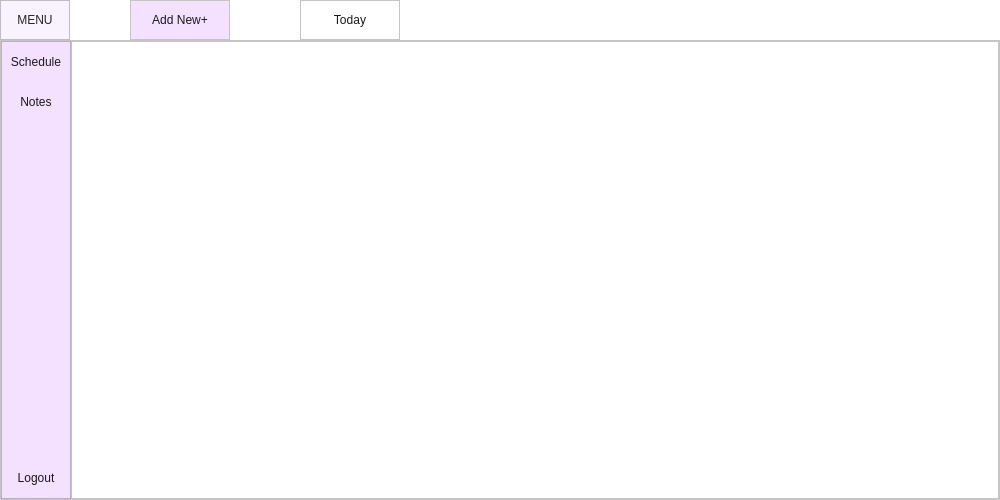
Qt form ui_mainwindow.ui (ANfoster2/RMNDR) before a commit.
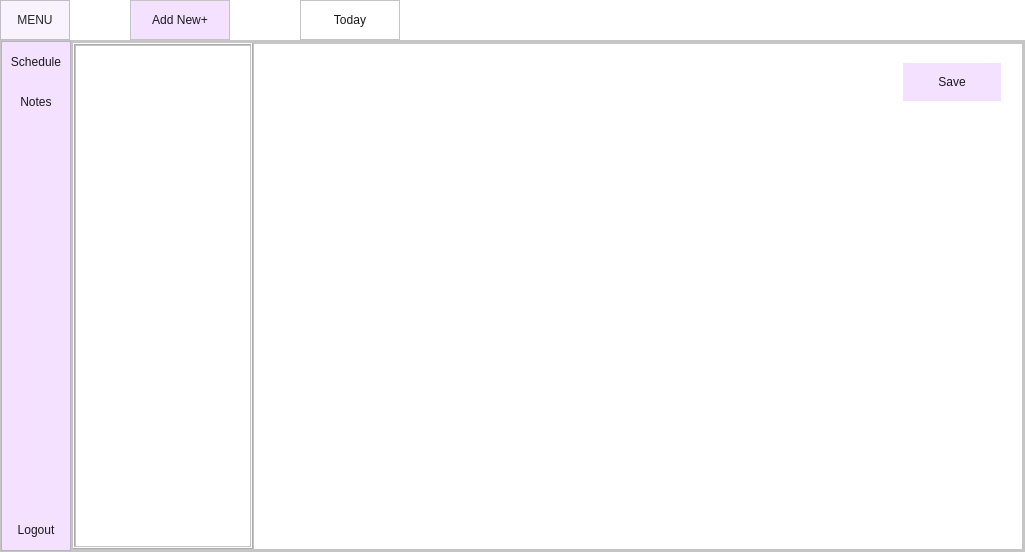
The same form after that commit. The open tabs and pages were chosen to show the change.

What changed in the file:
```diff
--- a/ui_mainwindow.ui
+++ b/ui_mainwindow.ui
@@ -6,8 +6,8 @@
    <rect>
     <x>0</x>
     <y>0</y>
-    <width>1000</width>
-    <height>500</height>
+    <width>1025</width>
+    <height>552</height>
    </rect>
   </property>
   <property name="minimumSize">
@@ -572,6 +572,21 @@
              <enum>QFrame::Raised</enum>
             </property>
             <layout class="QVBoxLayout" name="verticalLayout_5">
+             <property name="spacing">
+              <number>0</number>
+             </property>
+             <property name="leftMargin">
+              <number>0</number>
+             </property>
+             <property name="topMargin">
+              <number>0</number>
+             </property>
+             <property name="rightMargin">
+              <number>0</number>
+             </property>
+             <property name="bottomMargin">
+              <number>0</number>
+             </property>
              <item>
               <widget class="QStackedWidget" name="pages_widget">
                <property name="currentIndex">
@@ -669,7 +684,159 @@
                 </layout>
                </widget>
                <widget class="QWidget" name="page_2">
-                <layout class="QVBoxLayout" name="verticalLayout_7"/>
+                <property name="sizePolicy">
+                 <sizepolicy hsizetype="Expanding" vsizetype="Expanding">
+                  <horstretch>0</horstretch>
+                  <verstretch>0</verstretch>
+                 </sizepolicy>
+                </property>
+                <layout class="QVBoxLayout" name="verticalLayout_7">
+                 <property name="spacing">
+                  <number>0</number>
+                 </property>
+                 <property name="leftMargin">
+                  <number>0</number>
+                 </property>
+                 <property name="topMargin">
+                  <number>0</number>
+                 </property>
+                 <property name="rightMargin">
+                  <number>0</number>
+                 </property>
+                 <property name="bottomMargin">
+                  <number>0</number>
+                 </property>
+                 <item>
+                  <widget class="QFrame" name="frame_4">
+                   <property name="sizePolicy">
+                    <sizepolicy hsizetype="Expanding" vsizetype="Expanding">
+                     <horstretch>0</horstretch>
+                     <verstretch>0</verstretch>
+                    </sizepolicy>
+                   </property>
+                   <property name="frameShape">
+                    <enum>QFrame::StyledPanel</enum>
+                   </property>
+                   <property name="frameShadow">
+                    <enum>QFrame::Raised</enum>
+                   </property>
+                   <layout class="QHBoxLayout" name="horizontalLayout_6">
+                    <property name="spacing">
+                     <number>0</number>
+                    </property>
+                    <property name="leftMargin">
+                     <number>0</number>
+                    </property>
+                    <property name="topMargin">
+                     <number>0</number>
+                    </property>
+                    <property name="rightMargin">
+                     <number>0</number>
+                    </property>
+                    <property name="bottomMargin">
+                     <number>0</number>
+                    </property>
+                    <item>
+                     <widget class="QFrame" name="frame_5">
+                      <property name="sizePolicy">
+                       <sizepolicy hsizetype="Expanding" vsizetype="Expanding">
+                        <horstretch>0</horstretch>
+                        <verstretch>0</verstretch>
+                       </sizepolicy>
+                      </property>
+                      <property name="maximumSize">
+                       <size>
+                        <width>180</width>
+                        <height>16777215</height>
+                       </size>
+                      </property>
+                      <property name="frameShape">
+                       <enum>QFrame::Box</enum>
+                      </property>
+                      <property name="frameShadow">
+                       <enum>QFrame::Raised</enum>
+                      </property>
+                      <layout class="QVBoxLayout" name="verticalLayout_9">
+                       <property name="spacing">
+                        <number>0</number>
+                       </property>
+                       <property name="leftMargin">
+                        <number>0</number>
+                       </property>
+                       <property name="topMargin">
+                        <number>0</number>
+                       </property>
+                       <property name="rightMargin">
+                        <number>0</number>
+                       </property>
+                       <property name="bottomMargin">
+                        <number>0</number>
+                       </property>
+                       <item>
+                        <widget class="QTableWidget" name="tbl_notes_display"/>
+                       </item>
+                      </layout>
+                     </widget>
+                    </item>
+                    <item>
+                     <widget class="QFrame" name="frame_6">
+                      <property name="sizePolicy">
+                       <sizepolicy hsizetype="Expanding" vsizetype="Expanding">
+                        <horstretch>0</horstretch>
+                        <verstretch>0</verstretch>
+                       </sizepolicy>
+                      </property>
+                      <property name="frameShape">
+                       <enum>QFrame::StyledPanel</enum>
+                      </property>
+                      <property name="frameShadow">
+                       <enum>QFrame::Raised</enum>
+                      </property>
+                      <widget class="QPushButton" name="btn_new_note">
+                       <property name="geometry">
+                        <rect>
+                         <x>650</x>
+                         <y>20</y>
+                         <width>98</width>
+                         <height>38</height>
+                        </rect>
+                       </property>
+                       <property name="styleSheet">
+                        <string notr="true">QPushButton{
+	
+	color: rgb(25, 25, 25);
+	background-color: rgb(243, 225, 255);
+	border: 0px solid
+}
+QPushButton:hover{
+background-color: rgb(228, 196, 255)
+}
+QPushButton:checked{
+background-color: rgb(255, 255, 255);
+}</string>
+                       </property>
+                       <property name="text">
+                        <string>Save</string>
+                       </property>
+                      </widget>
+                      <widget class="QTextEdit" name="txt_notes">
+                       <property name="geometry">
+                        <rect>
+                         <x>0</x>
+                         <y>0</y>
+                         <width>771</width>
+                         <height>511</height>
+                        </rect>
+                       </property>
+                      </widget>
+                      <zorder>txt_notes</zorder>
+                      <zorder>btn_new_note</zorder>
+                     </widget>
+                    </item>
+                   </layout>
+                  </widget>
+                 </item>
+                </layout>
                </widget>
               </widget>
              </item>
```
Left out of the diff: 117 changed lines with no effect on the pictures. Lines whose indentation alone changed are shown as unchanged.
